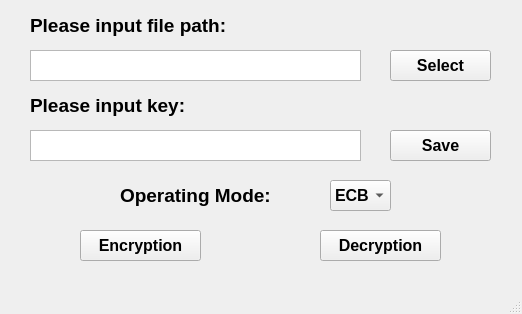
Be-Zero/RipeMD-3DES, file SystemUI/system_ui.ui: the form before one commit.
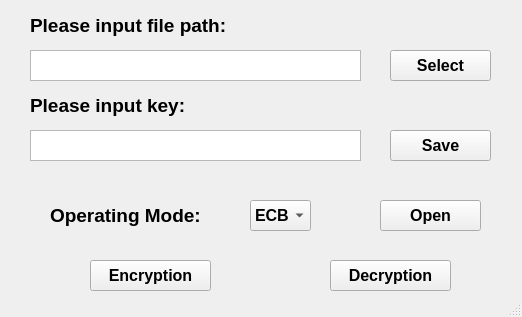
The form after the commit.

```diff
--- a/SystemUI/system_ui.ui
+++ b/SystemUI/system_ui.ui
@@ -7,7 +7,7 @@
     <x>0</x>
     <y>0</y>
     <width>522</width>
-    <height>314</height>
+    <height>317</height>
    </rect>
   </property>
   <property name="windowTitle">
@@ -71,8 +71,8 @@
    <widget class="QComboBox" name="LineBox">
     <property name="geometry">
      <rect>
-      <x>330</x>
-      <y>180</y>
+      <x>250</x>
+      <y>200</y>
       <width>61</width>
       <height>31</height>
      </rect>
@@ -133,8 +133,8 @@
    <widget class="QPushButton" name="Encryption">
     <property name="geometry">
      <rect>
-      <x>80</x>
-      <y>230</y>
+      <x>90</x>
+      <y>260</y>
       <width>121</width>
       <height>31</height>
      </rect>
@@ -153,8 +153,8 @@
    <widget class="QPushButton" name="Decryption">
     <property name="geometry">
      <rect>
-      <x>320</x>
-      <y>230</y>
+      <x>330</x>
+      <y>260</y>
       <width>121</width>
       <height>31</height>
      </rect>
@@ -213,8 +213,8 @@
    <widget class="QLabel" name="label_3">
     <property name="geometry">
      <rect>
-      <x>120</x>
-      <y>180</y>
+      <x>50</x>
+      <y>200</y>
       <width>171</width>
       <height>31</height>
      </rect>
@@ -250,6 +250,26 @@
      <string>Save</string>
     </property>
    </widget>
+   <widget class="QPushButton" name="OpenDirectory">
+    <property name="geometry">
+     <rect>
+      <x>380</x>
+      <y>200</y>
+      <width>101</width>
+      <height>31</height>
+     </rect>
+    </property>
+    <property name="font">
+     <font>
+      <pointsize>12</pointsize>
+      <weight>75</weight>
+      <bold>true</bold>
+     </font>
+    </property>
+    <property name="text">
+     <string>Open</string>
+    </property>
+   </widget>
   </widget>
   <widget class="QMenuBar" name="menubar">
    <property name="geometry">
```
